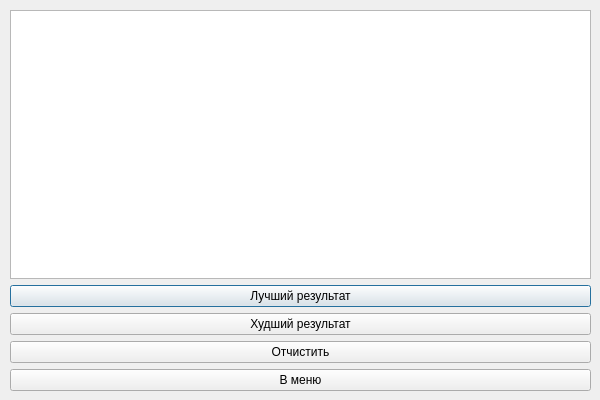
Above: Word-Flow/progresswindow.ui from timowka0304/Word-Flow before the change. Below: the same form after it.
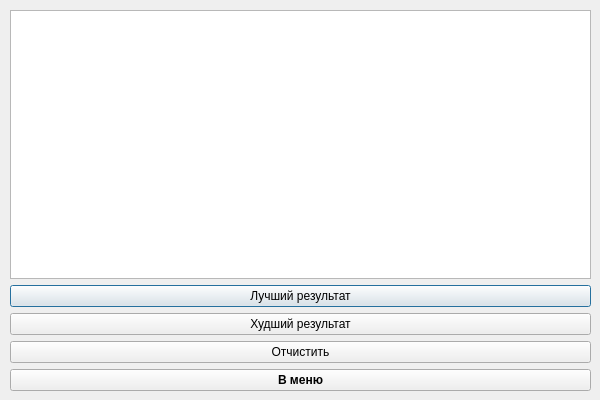
That is the form after the change.

```diff
--- a/Word-Flow/progresswindow.ui
+++ b/Word-Flow/progresswindow.ui
@@ -59,6 +59,12 @@
     </item>
     <item>
      <widget class="QPushButton" name="back_to_menu_Button">
+      <property name="font">
+       <font>
+        <weight>75</weight>
+        <bold>true</bold>
+       </font>
+      </property>
       <property name="text">
        <string>В меню</string>
       </property>
```
